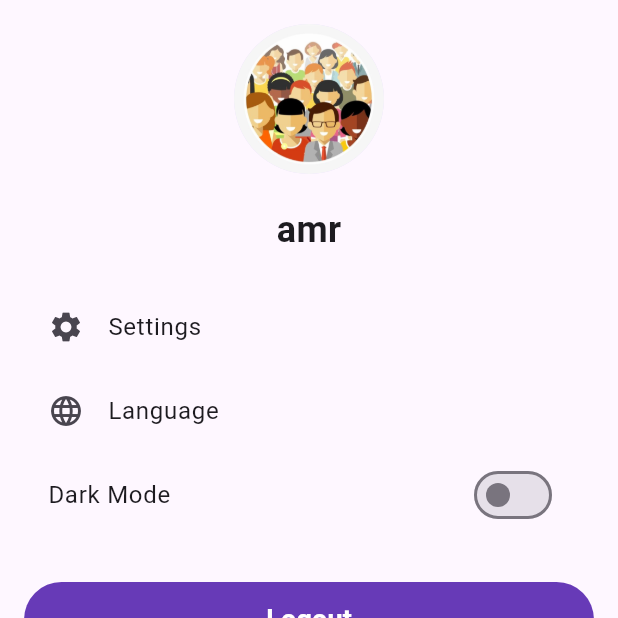
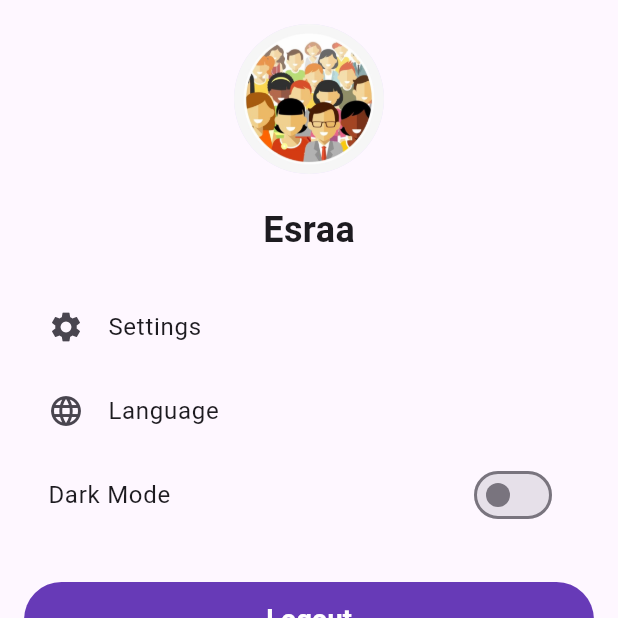
Before and after one commit to esraabassiouny/Ecommerce-app, a Flutter app: the AccountScreen screen opened directly, on a phone screen of 412 x 824 dp, the top half of it. Run offline on Flutter 3.47's test engine with Material 3 defaults, Android fonts, the phone set to English and light mode, and no system bars; our stand-ins replace carousel_slider, dio, firebase_auth, firebase_core, flutter_rating_bar, sqflite; accounts and stored records are empty.

Commit message:
edit account

```diff
--- a/lib/Screens/account.dart
+++ b/lib/Screens/account.dart
@@ -37,7 +37,7 @@ class _AccountScreenState extends State<AccountScreen> {
               backgroundImage: AssetImage('assets/Images/picture.png'),
             ),
             const SizedBox(height: 20),
-            const Text('amr', // Replace with actual user name
+            const Text('Esraa', // Replace with actual user name
               style: TextStyle(fontSize: 24, fontWeight: FontWeight.bold),
             ),
             const SizedBox(height: 20),
```
